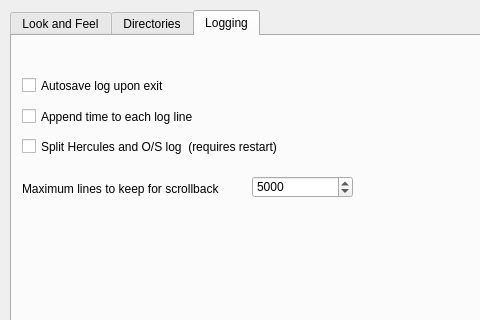
fsword7/hercgui, file HerculesStudio/HercStudio/PreferencesWin.ui: the form before one commit; both pictures show x 0 to 480 and y 0 to 320 of the 716 by 425 pixel window.
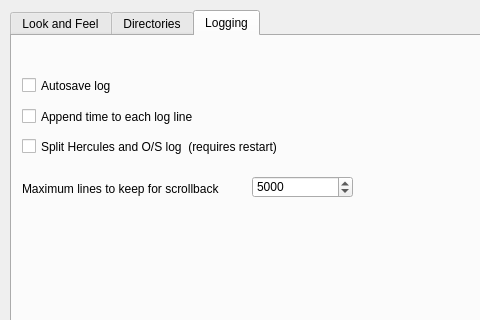
The form after the commit. The open tabs and pages were chosen to show the change.

```diff
--- a/HerculesStudio/HercStudio/PreferencesWin.ui
+++ b/HerculesStudio/HercStudio/PreferencesWin.ui
@@ -607,7 +607,7 @@
       </rect>
      </property>
      <property name="text">
-      <string>Autosave log upon exit</string>
+      <string>Autosave log</string>
      </property>
     </widget>
     <widget class="QCheckBox" name="splitLogCheckbox">
```
Left out of the diff: 2 changed lines with no effect on the pictures.
